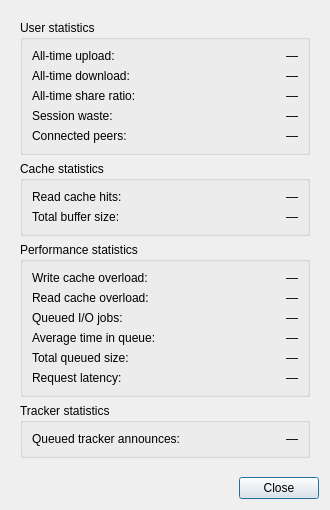
Old version of the form src/gui/remotestatisticsdialog.ui in the repository username227/qBittorrent-remote.
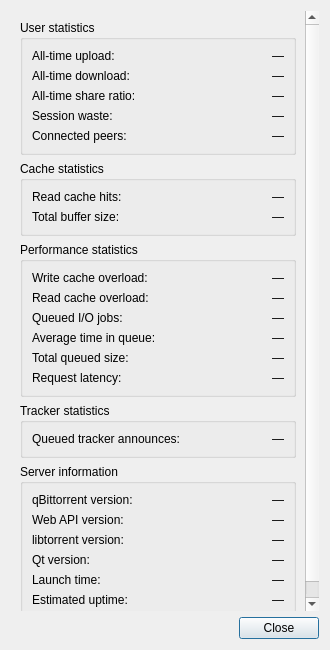
New version of the form.

Commit message: Add per-server build and process information to Statistics (#97)

```diff
--- a/src/gui/remotestatisticsdialog.ui
+++ b/src/gui/remotestatisticsdialog.ui
@@ -7,7 +7,7 @@
     <x>0</x>
     <y>0</y>
     <width>330</width>
-    <height>510</height>
+    <height>650</height>
    </rect>
   </property>
   <property name="windowTitle">
@@ -267,6 +267,89 @@
          </layout>
         </widget>
        </item>
+       <item>
+        <widget class="QGroupBox" name="groupServerInformation">
+         <property name="title">
+          <string>Server information</string>
+         </property>
+         <layout class="QGridLayout" name="gridServerInformation">
+          <item row="0" column="0">
+           <widget class="QLabel" name="labelServerVersionText">
+            <property name="text"><string>qBittorrent version:</string></property>
+           </widget>
+          </item>
+          <item row="0" column="1" alignment="Qt::AlignmentFlag::AlignRight">
+           <widget class="QLabel" name="labelServerVersion">
+            <property name="text"><string notr="true">—</string></property>
+            <property name="textFormat"><enum>Qt::TextFormat::PlainText</enum></property>
+            <property name="textInteractionFlags"><set>Qt::TextInteractionFlag::TextSelectableByMouse</set></property>
+           </widget>
+          </item>
+          <item row="1" column="0">
+           <widget class="QLabel" name="labelApiVersionText">
+            <property name="text"><string>Web API version:</string></property>
+           </widget>
+          </item>
+          <item row="1" column="1" alignment="Qt::AlignmentFlag::AlignRight">
+           <widget class="QLabel" name="labelApiVersion">
+            <property name="text"><string notr="true">—</string></property>
+            <property name="textFormat"><enum>Qt::TextFormat::PlainText</enum></property>
+            <property name="textInteractionFlags"><set>Qt::TextInteractionFlag::TextSelectableByMouse</set></property>
+           </widget>
+          </item>
+          <item row="2" column="0">
+           <widget class="QLabel" name="labelLibtorrentVersionText">
+            <property name="text"><string>libtorrent version:</string></property>
+           </widget>
+          </item>
+          <item row="2" column="1" alignment="Qt::AlignmentFlag::AlignRight">
+           <widget class="QLabel" name="labelLibtorrentVersion">
+            <property name="text"><string notr="true">—</string></property>
+            <property name="textFormat"><enum>Qt::TextFormat::PlainText</enum></property>
+            <property name="textInteractionFlags"><set>Qt::TextInteractionFlag::TextSelectableByMouse</set></property>
+           </widget>
+          </item>
+          <item row="3" column="0">
+           <widget class="QLabel" name="labelQtVersionText">
+            <property name="text"><string>Qt version:</string></property>
+           </widget>
+          </item>
+          <item row="3" column="1" alignment="Qt::AlignmentFlag::AlignRight">
+           <widget class="QLabel" name="labelQtVersion">
+            <property name="text"><string notr="true">—</string></property>
+            <property name="textFormat"><enum>Qt::TextFormat::PlainText</enum></property>
+            <property name="textInteractionFlags"><set>Qt::TextInteractionFlag::TextSelectableByMouse</set></property>
+           </widget>
+          </item>
+          <item row="4" column="0">
+           <widget class="QLabel" name="labelLaunchTimeText">
+            <property name="text"><string>Launch time:</string></property>
+            <property name="toolTip"><string>Server launch time, displayed in the desktop's local time zone.</string></property>
+           </widget>
+          </item>
+          <item row="4" column="1" alignment="Qt::AlignmentFlag::AlignRight">
+           <widget class="QLabel" name="labelLaunchTime">
+            <property name="text"><string notr="true">—</string></property>
+            <property name="textFormat"><enum>Qt::TextFormat::PlainText</enum></property>
+            <property name="textInteractionFlags"><set>Qt::TextInteractionFlag::TextSelectableByMouse</set></property>
+           </widget>
+          </item>
+          <item row="5" column="0">
+           <widget class="QLabel" name="labelUptimeText">
+            <property name="text"><string>Estimated uptime:</string></property>
+            <property name="toolTip"><string>Calculated from the server launch timestamp and the desktop clock; clock differences may affect this estimate.</string></property>
+           </widget>
+          </item>
+          <item row="5" column="1" alignment="Qt::AlignmentFlag::AlignRight">
+           <widget class="QLabel" name="labelUptime">
+            <property name="text"><string notr="true">—</string></property>
+            <property name="textFormat"><enum>Qt::TextFormat::PlainText</enum></property>
+            <property name="textInteractionFlags"><set>Qt::TextInteractionFlag::TextSelectableByMouse</set></property>
+           </widget>
+          </item>
+         </layout>
+        </widget>
+       </item>
        <item>
         <spacer name="verticalSpacer">
          <property name="orientation">
```
The commit also changes 7 other files.
